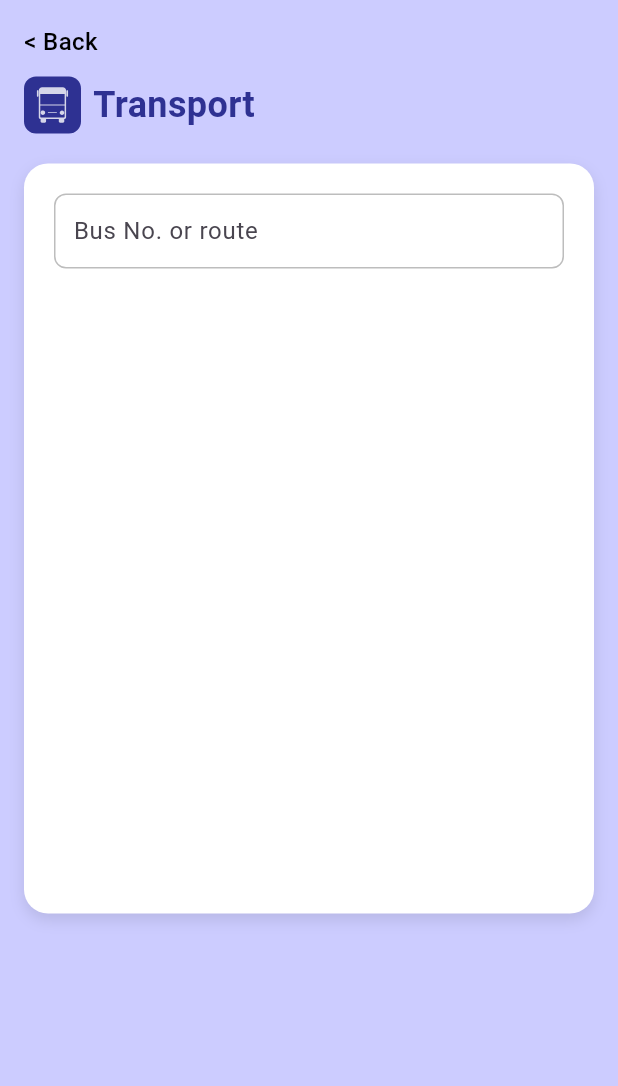
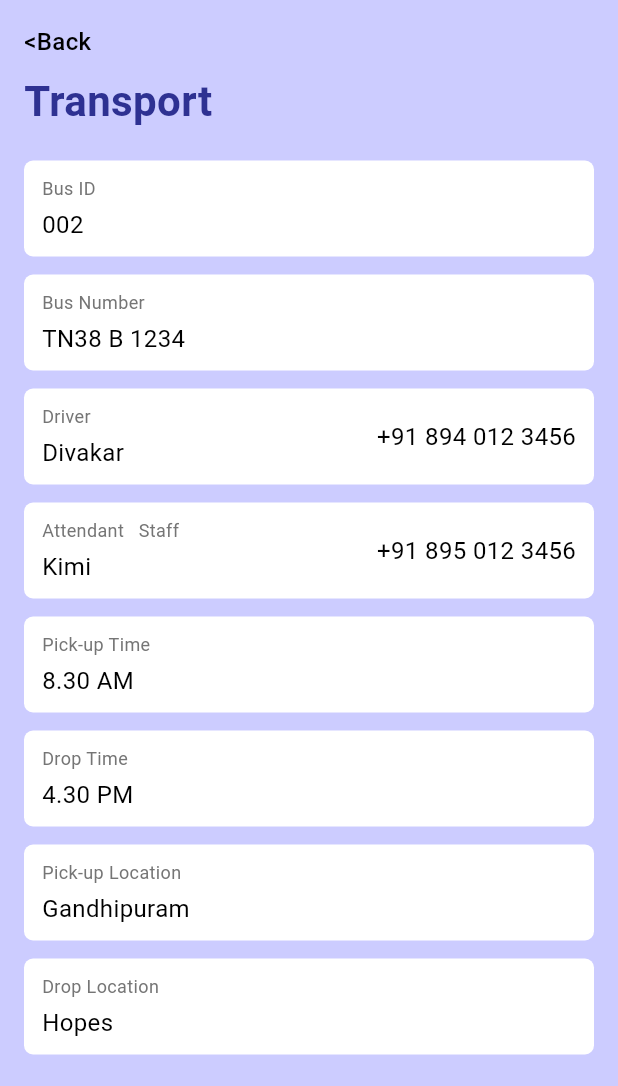
Before and after one commit to Sathiya-Developer007/EDLive-SchoolApp, a Flutter app: the TransportPage screen opened directly, on a phone screen of 412 x 824 dp, the part 150-1236 px from its top. Run offline on Flutter 3.47's test engine with Material 3 defaults, Android fonts, the phone set to English and light mode, and no system bars; our stand-ins replace flutter_svg, qr_flutter, shared_preferences; accounts and stored records are empty.

Commit message:
teacher transport page update

```diff
--- a/lib/screens/teachers/teacher_transport.dart
+++ b/lib/screens/teachers/teacher_transport.dart
@@ -1,10 +1,60 @@
 import 'package:flutter/material.dart';
-import 'package:flutter_svg/flutter_svg.dart';
 import 'package:school_app/widgets/teacher_app_bar.dart';
 import 'teacher_menu_drawer.dart';
 
 class TransportPage extends StatelessWidget {
   const TransportPage({super.key});
+
+  Widget buildInfoRow(String label, String value, {String? value2}) {
+    return Container(
+      width: double.infinity, // Full width
+      padding: const EdgeInsets.symmetric(horizontal: 12, vertical: 10),
+      margin: const EdgeInsets.only(bottom: 12),
+      decoration: BoxDecoration(
+        color: Colors.white,
+        borderRadius: BorderRadius.circular(6),
+      ),
+      child: value2 == null
+          ? Column(
+              crossAxisAlignment: CrossAxisAlignment.start,
+              children: [
+                Text(
+                  label,
+                  style: TextStyle(fontSize: 12, color: Colors.grey[600]),
+                ),
+                const SizedBox(height: 4),
+                Text(
+                  value,
+                  style: const TextStyle(fontSize: 16, color: Colors.black),
+                ),
+              ],
+            )
+          : Row(
+              mainAxisAlignment: MainAxisAlignment.spaceBetween,
+              children: [
+                Column(
+                  crossAxisAlignment: CrossAxisAlignment.start,
+                  children: [
+                    Text(
+                      label,
+                      style: TextStyle(fontSize: 12, color: Colors.grey[600]),
+                    ),
+                    const SizedBox(height: 4),
+                    Text(
+                      value,
+                      style:
+                          const TextStyle(fontSize: 16, color: Colors.black),
+                    ),
+                  ],
+                ),
+                Text(
+                  value2,
+                  style: const TextStyle(fontSize: 16, color: Colors.black),
+                ),
+              ],
+            ),
+    );
+  }
 
   @override
   Widget build(BuildContext context) {
@@ -15,94 +65,46 @@ class TransportPage extends StatelessWidget {
       body: Container(
         color: const Color(0xFFCCCCFF),
         width: double.infinity,
-  height: double.infinity,
-  child: Padding(
-    padding: const EdgeInsets.all(16.0),
+        child: SingleChildScrollView(
+          padding: const EdgeInsets.all(16),
           child: Column(
             crossAxisAlignment: CrossAxisAlignment.start,
             children: [
-        // <Back button
               GestureDetector(
                 onTap: () => Navigator.pop(context),
                 child: const Text(
-            '< Back',
+                  '<Back',
                   style: TextStyle(
                       fontSize: 16,
                       fontWeight: FontWeight.w500,
-              color: Colors.black,
+                      color: Colors.black),
                 ),
               ),
-        ),
-        const SizedBox(height: 12),
-
-        // Icon + Transport title
-        Row(
-          children: [
-            Container(
-              padding: const EdgeInsets.all(7),
-              decoration: BoxDecoration(
-                color: const Color(0xFF2E3192),
-                borderRadius: BorderRadius.circular(8),
-              ),
-              child: SvgPicture.asset(
-                'assets/icons/transport.svg',
-                height: 24,
-                width: 24,
-                color: Colors.white,
-              ),
-            ),
-            const SizedBox(width: 8),
+              const SizedBox(height: 8),
               const Text(
                 'Transport',
                 style: TextStyle(
-                fontSize: 24,
+                  fontSize: 28,
                   fontWeight: FontWeight.bold,
                   color: Color(0xFF2E3192),
                 ),
               ),
-          ],
-        ),
-
               const SizedBox(height: 20),
 
-        // White card with search field
-        Container(
-          width: double.infinity,
-          height: 500,
-          padding: const EdgeInsets.all(20),
-          decoration: BoxDecoration(
-            color: Colors.white,
-            borderRadius: BorderRadius.circular(16),
-            boxShadow: [
-              BoxShadow(
-                color: Colors.black.withOpacity(0.1),
-                blurRadius: 8,
-                offset: const Offset(0, 4),
-              ),
-            ],
-          ),
-          child: Column(
-            crossAxisAlignment: CrossAxisAlignment.start,
-            children: [
-              Container(
-                height: 50,
-                decoration: BoxDecoration(
-                  color: Colors.white,
-                  border: Border.all(color: Colors.grey.shade400),
-                  borderRadius: BorderRadius.circular(8),
-                ),
-                child: const TextField(
-                  decoration: InputDecoration(
-                    contentPadding: EdgeInsets.symmetric(horizontal: 12),
-                    border: InputBorder.none,
-                    hintText: 'Bus No. or route',
-                  ),
-                ),
-              ),
-              // You can add more here
-            ],
-          ),
-        ),
+              // Full-width white containers
+              buildInfoRow("Bus ID", "002"),
+              buildInfoRow("Bus Number", "TN38 B 1234"),
+              buildInfoRow("Driver", "Divakar", value2: "+91 894 012 3456"),
+              buildInfoRow("Attendant   Staff", "Kimi",
+                  value2: "+91 895 012 3456"),
+
+              // Pick-up / Drop Time (two full-width containers stacked)
+              buildInfoRow("Pick-up Time", "8.30 AM"),
+              buildInfoRow("Drop Time", "4.30 PM"),
+
+              // Pick-up / Drop Location
+              buildInfoRow("Pick-up Location", "Gandhipuram"),
+              buildInfoRow("Drop Location", "Hopes"),
             ],
           ),
         ),
```
Lines whose indentation alone changed are shown as unchanged.
